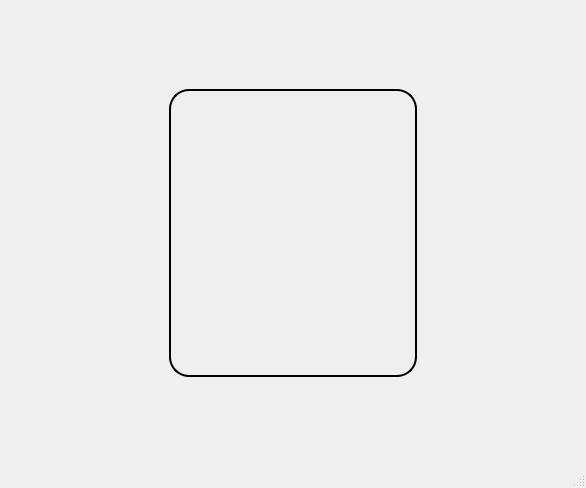
The window that Client/Presentation/MainWindow/mainwindow.ui (Mohsenhatami000/PlaTwo) describes before a commit, drawn with Qt 5.
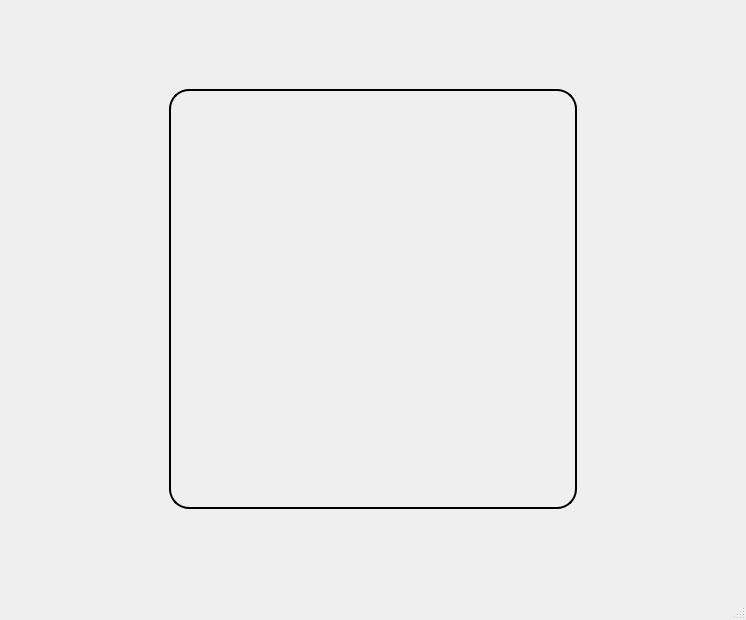
The same window after the commit.

Commit message: refactor: remove unused stacked widget pages

```diff
--- a/Client/Presentation/MainWindow/mainwindow.ui
+++ b/Client/Presentation/MainWindow/mainwindow.ui
@@ -6,8 +6,8 @@
    <rect>
     <x>0</x>
     <y>0</y>
-    <width>586</width>
-    <height>488</height>
+    <width>746</width>
+    <height>620</height>
    </rect>
   </property>
   <property name="windowTitle">
```
Left out of the diff: 12 changed lines with no effect on the pictures.
